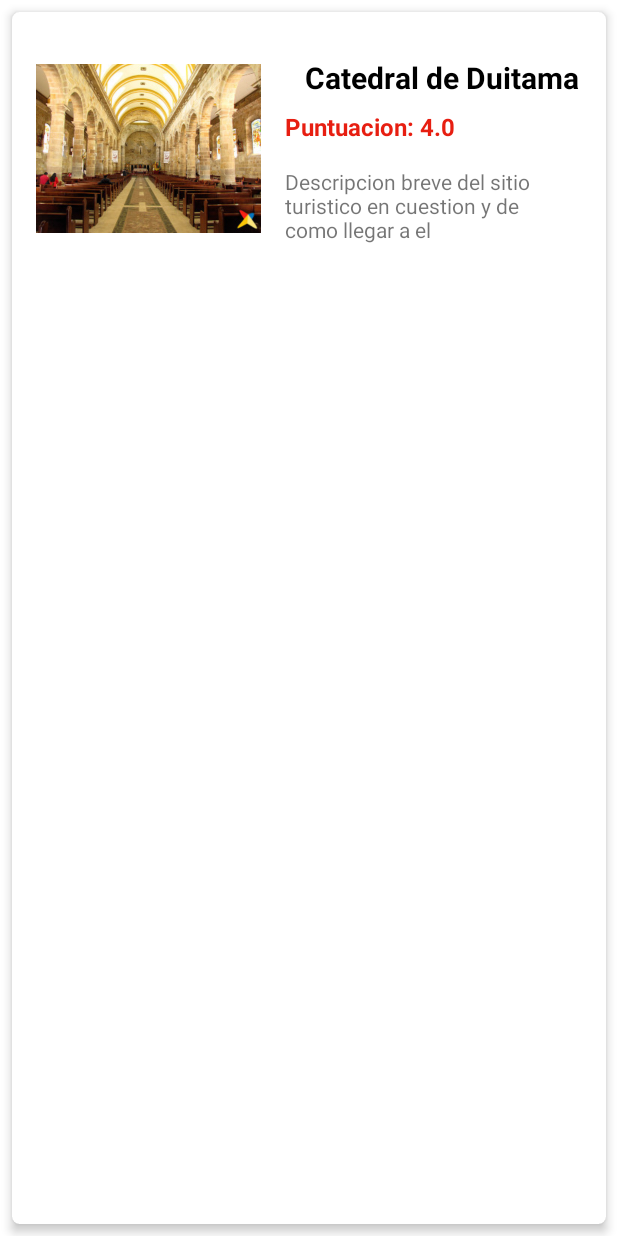
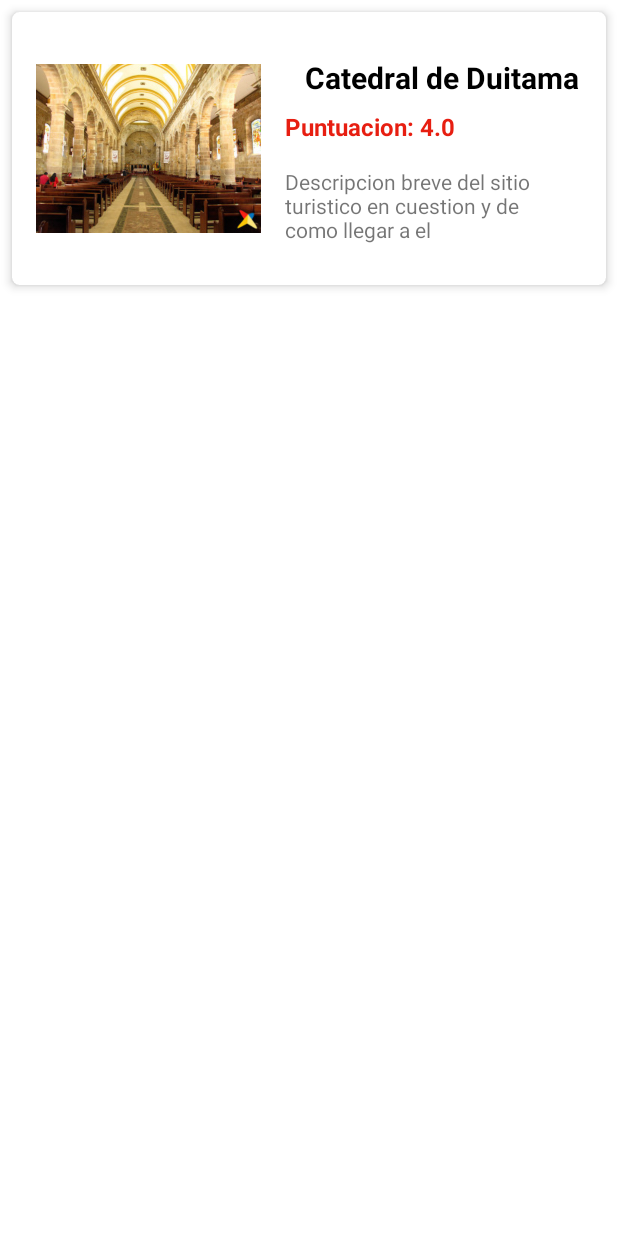
Before and after one commit to monoedi15/Boyatrip, an Android app: the layout card_view_lugar_item.xml on its own in the app's theme, with its tools: preview values and no code run, on a phone screen of 412 x 824 dp. Run offline under Robolectric (Android 15) with nearby library versions, the phone set to English and light mode, and no system bars.

Commit message:
CREACION RECYCLERVIEW DE PRUEBA

```diff
--- a/app/src/main/res/layout/activity_list_lugares.xml
+++ b/app/src/main/res/layout/activity_list_lugares.xml
@@ -6,4 +6,13 @@
     android:layout_height="match_parent"
     tools:context=".ListLugaresActivity">
 
+    <androidx.recyclerview.widget.RecyclerView
+        android:id="@+id/lugares_recycler_view"
+        android:layout_width="0dp"
+        android:layout_height="0dp"
+        app:layout_constraintBottom_toBottomOf="parent"
+        app:layout_constraintEnd_toEndOf="parent"
+        app:layout_constraintStart_toStartOf="parent"
+        app:layout_constraintTop_toTopOf="parent"
+        tools:listitem="@layout/card_view_lugar_item" />
 </androidx.constraintlayout.widget.ConstraintLayout>
--- a/app/src/main/res/layout/card_view_lugar_item.xml
+++ b/app/src/main/res/layout/card_view_lugar_item.xml
@@ -3,11 +3,11 @@
     xmlns:app="http://schemas.android.com/apk/res-auto"
     xmlns:tools="http://schemas.android.com/tools"
     android:layout_width="match_parent"
-    android:layout_height="match_parent">
+    android:layout_height="wrap_content">
 
     <androidx.cardview.widget.CardView
         android:layout_width="0dp"
-        android:layout_height="0dp"
+        android:layout_height="wrap_content"
         android:layout_marginStart="8dp"
         android:layout_marginTop="8dp"
         android:layout_marginEnd="8dp"
@@ -17,24 +17,27 @@
         app:layout_constraintBottom_toBottomOf="parent"
         app:layout_constraintEnd_toEndOf="parent"
         app:layout_constraintStart_toStartOf="parent"
-        app:layout_constraintTop_toTopOf="parent" >
+        app:layout_constraintTop_toTopOf="parent">
 
         <androidx.constraintlayout.widget.ConstraintLayout
             android:layout_width="match_parent"
             android:layout_height="match_parent">
 
             <ImageView
-                android:id="@+id/imageView3"
+                android:id="@+id/picture_image_view"
                 android:layout_width="150dp"
                 android:layout_height="150dp"
                 android:layout_marginStart="16dp"
                 android:layout_marginTop="16dp"
+                android:layout_marginBottom="16dp"
+                app:layout_constraintBottom_toBottomOf="parent"
                 app:layout_constraintStart_toStartOf="parent"
                 app:layout_constraintTop_toTopOf="parent"
-                app:srcCompat="@drawable/catedral" />
+                app:srcCompat="@drawable/catedral"
+                android:contentDescription="@null" />
 
             <TextView
-                android:id="@+id/textView"
+                android:id="@+id/tituloPO_text_view"
                 style="@style/Title_Place"
                 android:layout_width="wrap_content"
                 android:layout_height="wrap_content"
@@ -43,11 +46,11 @@
                 android:textSize="20sp"
                 app:layout_constraintEnd_toEndOf="parent"
                 app:layout_constraintHorizontal_bias="0.619"
-                app:layout_constraintStart_toEndOf="@+id/imageView3"
+                app:layout_constraintStart_toEndOf="@+id/picture_image_view"
                 app:layout_constraintTop_toTopOf="parent" />
 
             <TextView
-                android:id="@+id/textView2"
+                android:id="@+id/puntuacionPO_text_view"
                 style="@style/Text_Subtitles"
                 android:layout_width="wrap_content"
                 android:layout_height="wrap_content"
@@ -55,18 +58,18 @@
                 android:layout_marginTop="8dp"
                 android:text="@string/Puntuacion"
                 android:textSize="16sp"
-                app:layout_constraintStart_toEndOf="@+id/imageView3"
-                app:layout_constraintTop_toBottomOf="@+id/textView" />
+                app:layout_constraintStart_toEndOf="@+id/picture_image_view"
+                app:layout_constraintTop_toBottomOf="@+id/tituloPO_text_view" />
 
             <TextView
-                android:id="@+id/textView6"
+                android:id="@+id/descripcionPO_text_view"
                 android:layout_width="177dp"
                 android:layout_height="60dp"
                 android:layout_marginStart="16dp"
                 android:layout_marginTop="16dp"
                 android:text="@string/DespricionPO1"
-                app:layout_constraintStart_toEndOf="@+id/imageView3"
-                app:layout_constraintTop_toBottomOf="@+id/textView2" />
+                app:layout_constraintStart_toEndOf="@+id/picture_image_view"
+                app:layout_constraintTop_toBottomOf="@+id/puntuacionPO_text_view" />
         </androidx.constraintlayout.widget.ConstraintLayout>
     </androidx.cardview.widget.CardView>
 </androidx.constraintlayout.widget.ConstraintLayout>
```
